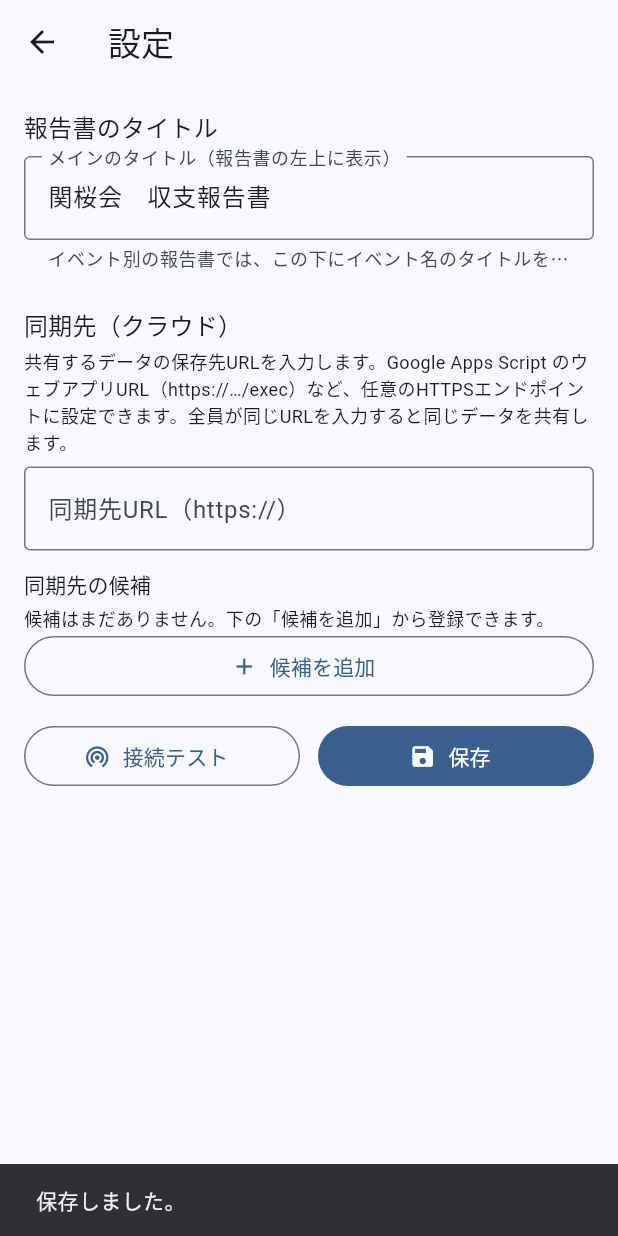
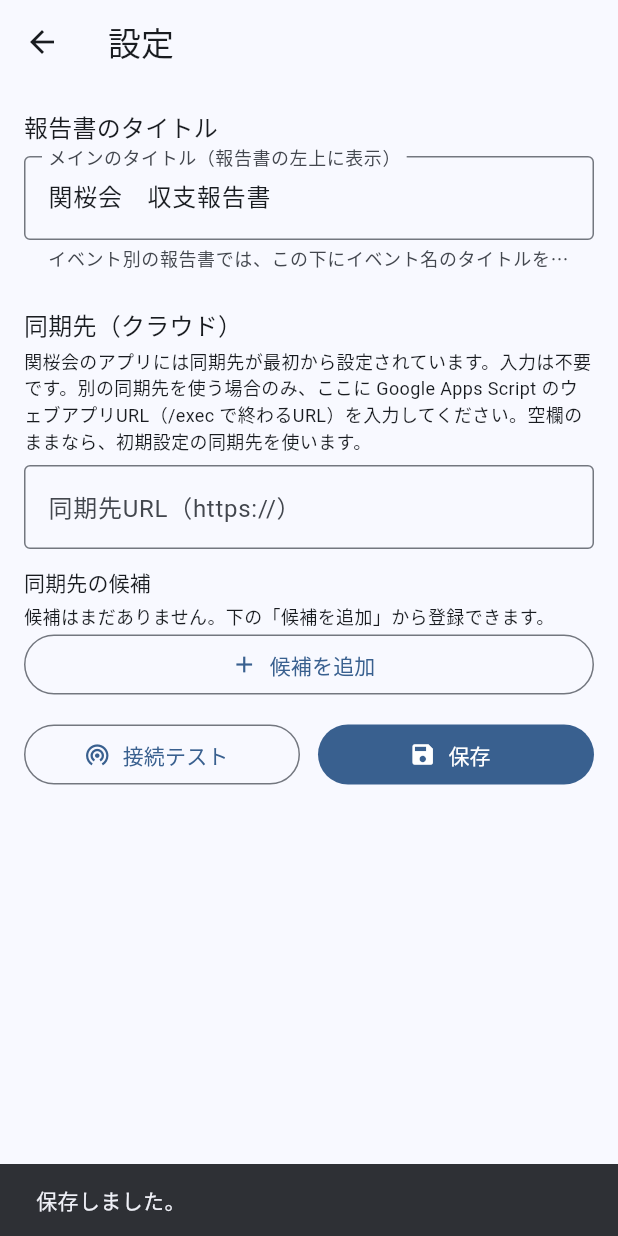
Before and after one commit to ichise38-svg/receipt-report, a Flutter app: the SettingsScreen screen opened directly, after a tap on "保存", on a phone screen of 412 x 824 dp. Run offline on Flutter 3.47's test engine with Material 3 defaults, Android fonts, the phone set to English and light mode, and no system bars; our stand-ins replace file_picker, image_picker, pdf, printing, share_plus, shared_preferences; missing offline and left inert: excel; accounts and stored records are empty.

Commit message:
同期先の初期設定を追加し、共有リンクを同期先として拒否する仕組みを追加

```diff
--- a/lib/screens/settings_screen.dart
+++ b/lib/screens/settings_screen.dart
@@ -33,7 +33,8 @@ class _SettingsScreenState extends State<SettingsScreen> {
   }
 
   Future<void> _load() async {
-    final url = await AppSettings.getSyncEndpoint();
+    final custom = await AppSettings.isUsingCustomEndpoint();
+    final url = custom ? await AppSettings.getSyncEndpoint() : '';
     final title = await AppSettings.getMainTitle();
     final presets = await AppSettings.getSyncPresets();
     if (!mounted) return;
@@ -129,13 +130,17 @@ class _SettingsScreenState extends State<SettingsScreen> {
       _snack('同期先URLは https:// で始まる必要があります。');
       return;
     }
+    if (url.isNotEmpty && !AppSettings.isUsableEndpoint(url)) {
+      _snack('このURLは同期先に使えません。Google Apps Script のウェブアプリURL（/exec で終わるURL）を入力してください。');
+      return;
+    }
     final changed = await AppSettings.setSyncEndpoint(url);
     if (changed) {
       // 旧同期先の画像URLは新しい同期先では無効なので消し、画像を送り直す
       await ReceiptStore.clearImageUrls();
     }
     await AppSettings.setMainTitle(_titleCtrl.text);
-    if (url.isEmpty) {
+    if (!await CloudSyncService.isConfigured()) {
       _snack('保存しました。');
       return;
     }
@@ -205,7 +210,7 @@ class _SettingsScreenState extends State<SettingsScreen> {
                   ),
                   const SizedBox(height: 4),
                   const Text(
-                    '共有するデータの保存先URLを入力します。Google Apps Script のウェブアプリURL（https://…/exec）など、任意のHTTPSエンドポイントに設定できます。全員が同じURLを入力すると同じデータを共有します。',
+                    '関桜会のアプリには同期先が最初から設定されています。入力は不要です。別の同期先を使う場合のみ、ここに Google Apps Script のウェブアプリURL（/exec で終わるURL）を入力してください。空欄のままなら、初期設定の同期先を使います。',
                     style: TextStyle(fontSize: 12),
                   ),
                   const SizedBox(height: 8),
--- a/lib/services/app_settings.dart
+++ b/lib/services/app_settings.dart
@@ -27,10 +27,47 @@ class AppSettings {
   static const _presetsKey = 'sync_endpoint_presets';
   static const _mainTitleKey = 'report_main_title';
 
-  /// 同期先URL（未設定なら空文字）
+  /// 初期設定の同期先URL（関桜会の Apps Script ウェブアプリURL / 末尾 /exec）。
+  /// アプリに組み込むことで、会員は URL を入力しなくても同期できる。
+  /// 空の間は同期は無効（設定画面で入力すれば使える）。
+  static const builtInSyncEndpoint = '';
+
+  /// 共有リンク（ファイルの共有URLなど）は同期先として使えないため除外する
+  static bool isUsableEndpoint(String url) {
+    final uri = Uri.tryParse(url.trim());
+    if (uri == null || !uri.isScheme('https') || uri.host.isEmpty) {
+      return false;
+    }
+    final host = uri.host.toLowerCase();
+    const blockedSuffixes = [
+      'onedrive.live.com',
+      'live.com',
+      '1drv.ms',
+      'sharepoint.com',
+      'drive.google.com',
+      'docs.google.com',
+    ];
+    for (final s in blockedSuffixes) {
+      if (host == s || host.endsWith('.$s')) return false;
+    }
+    return true;
+  }
+
+  /// 同期先URL（利用中の値。保存値が無効・未設定なら初期設定の値）
   static Future<String> getSyncEndpoint() async {
     final prefs = await SharedPreferences.getInstance();
-    return (prefs.getString(_endpointKey) ?? '').trim();
+    final saved = (prefs.getString(_endpointKey) ?? '').trim();
+    if (saved.isEmpty || !isUsableEndpoint(saved)) {
+      return builtInSyncEndpoint;
+    }
+    return saved;
+  }
+
+  /// 保存されている値が初期設定と違うか（設定画面の表示用）
+  static Future<bool> isUsingCustomEndpoint() async {
+    final prefs = await SharedPreferences.getInstance();
+    final saved = (prefs.getString(_endpointKey) ?? '').trim();
+    return saved.isNotEmpty && saved != builtInSyncEndpoint;
   }
 
   /// 同期先を保存する。URLが変わった場合は同期の基準（受信カーソル・送信済み時刻）を
```
